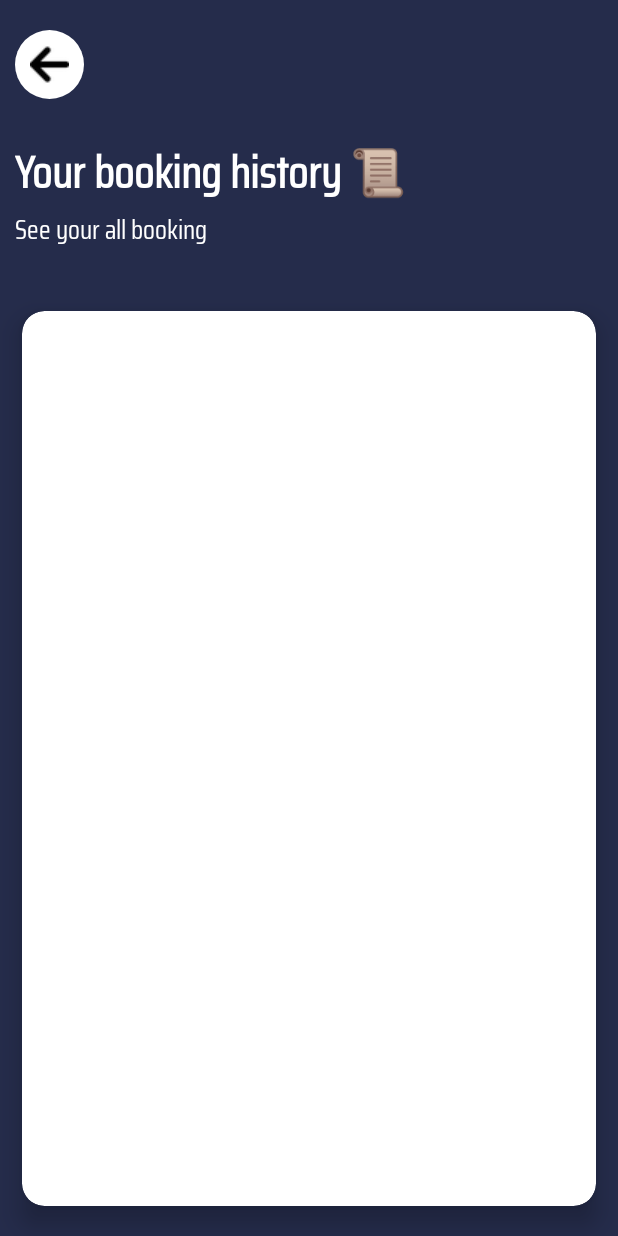
After one commit to alhasann351/Smart_Car_Parking, an Android app: the History_Activity screen opened directly, with no data from a screen before it, on a phone screen of 412 x 824 dp. The commit adds this screen. Run offline under Robolectric (Android 15) with nearby library versions, the phone set to English and light mode, and no system bars; our stand-ins replace Firebase (no records; nobody signed in at launch, a user with empty details on screens opened directly).

Commit message:
History Option added

```diff
--- a/app/src/main/AndroidManifest.xml
+++ b/app/src/main/AndroidManifest.xml
@@ -16,6 +16,9 @@
         android:supportsRtl="true"
         android:theme="@style/Theme.SmartCarParking"
         tools:targetApi="31">
+        <activity
+            android:name=".History_Activity"
+            android:exported="false" />
         <activity
             android:name=".Addmoney_Activity"
             android:exported="false" />
--- /dev/null
+++ b/app/src/main/java/com/example/smartcarparking/HistoryAdapter.java
@@ -0,0 +1,64 @@
+package com.example.smartcarparking;
+
+import android.annotation.SuppressLint;
+import android.content.Context;
+import android.view.LayoutInflater;
+import android.view.View;
+import android.view.ViewGroup;
+import android.widget.TextView;
+
+import androidx.annotation.NonNull;
+import androidx.recyclerview.widget.RecyclerView;
+
+import java.util.ArrayList;
+
+public class HistoryAdapter extends RecyclerView.Adapter<HistoryAdapter.ViewHolder> {
+
+    Context context;
+    ArrayList<HistoryModel> historyModelsArrayList;
+
+    public HistoryAdapter(Context context, ArrayList<HistoryModel> historyModelsArrayList) {
+        this.context = context;
+        this.historyModelsArrayList = historyModelsArrayList;
+    }
+
+    @NonNull
+    @Override
+    public HistoryAdapter.ViewHolder onCreateViewHolder(@NonNull ViewGroup parent, int viewType) {
+        View view = LayoutInflater.from(parent.getContext()).inflate(R.layout.history_design, parent, false);
+        return new ViewHolder(view);
+    }
+
+    @SuppressLint("SetTextI18n")
+    @Override
+    public void onBindViewHolder(@NonNull HistoryAdapter.ViewHolder holder, int position) {
+
+        HistoryModel historyModel = historyModelsArrayList.get(position);
+        holder.name.setText("Name : "+historyModel.getName());
+        holder.carNumber.setText("Car Number : "+historyModel.getCarNumber());
+        holder.rfidNumber.setText("RFID Number : "+historyModel.getRfidNumber());
+        holder.bookedTime.setText(historyModel.getBookedTime());
+        holder.payAmount.setText("Pay Amount : "+historyModel.getPayAmount());
+        holder.slot.setText("Slot : "+historyModel.getSlot());
+        //holder.slot.setText(historyModel.getType());
+    }
+
+    @Override
+    public int getItemCount() {
+        return historyModelsArrayList.size();
+    }
+
+    public class ViewHolder extends RecyclerView.ViewHolder {
+
+        TextView name, carNumber, rfidNumber, bookedTime, payAmount, slot;
+        public ViewHolder(@NonNull View itemView) {
+            super(itemView);
+            name = itemView.findViewById(R.id.name);
+            carNumber = itemView.findViewById(R.id.carNumber);
+            rfidNumber = itemView.findViewById(R.id.rfidNumber);
+            bookedTime = itemView.findViewById(R.id.bookedTime);
+            payAmount = itemView.findViewById(R.id.payAmount);
+            slot = itemView.findViewById(R.id.slot);
+        }
+    }
+}
--- /dev/null
+++ b/app/src/main/java/com/example/smartcarparking/History_Activity.java
@@ -0,0 +1,124 @@
+package com.example.smartcarparking;
+
+import androidx.activity.OnBackPressedCallback;
+import androidx.annotation.NonNull;
+import androidx.appcompat.app.AppCompatActivity;
+import androidx.cardview.widget.CardView;
+import androidx.recyclerview.widget.LinearLayoutManager;
+import androidx.recyclerview.widget.RecyclerView;
+
+import android.app.ProgressDialog;
+import android.content.Intent;
+import android.os.Bundle;
+import android.util.Log;
+import android.view.View;
+import android.widget.ImageButton;
+import android.widget.Toast;
+
+import com.google.android.gms.tasks.OnCompleteListener;
+import com.google.android.gms.tasks.Task;
+import com.google.firebase.auth.FirebaseAuth;
+import com.google.firebase.firestore.CollectionReference;
+import com.google.firebase.firestore.DocumentReference;
+import com.google.firebase.firestore.DocumentSnapshot;
+import com.google.firebase.firestore.FirebaseFirestore;
+import com.google.firebase.firestore.QuerySnapshot;
+
+import java.util.ArrayList;
+
+public class History_Activity extends AppCompatActivity {
+
+    //variable declare
+    private ImageButton backBtn;
+    private FirebaseAuth firebaseAuth;
+    private ProgressDialog progressDialog;
+    private FirebaseFirestore firebaseFirestore;
+    private RecyclerView recyclerView;
+    ArrayList<HistoryModel> historyModelArrayList;
+    HistoryAdapter historyAdapter;
+    LinearLayoutManager linearLayoutManager;
+    String userId;
+    @Override
+    protected void onCreate(Bundle savedInstanceState) {
+        super.onCreate(savedInstanceState);
+        setContentView(R.layout.activity_history);
+
+        //find id
+        backBtn = findViewById(R.id.backBtn);
+        recyclerView = findViewById(R.id.recyclerView);
+
+        firebaseAuth = FirebaseAuth.getInstance();
+        progressDialog = new ProgressDialog(this);
+        firebaseFirestore = FirebaseFirestore.getInstance();
+
+        historyModelArrayList = new ArrayList<>();
+
+        linearLayoutManager = new LinearLayoutManager(History_Activity.this);
+        linearLayoutManager.setReverseLayout(true);
+        linearLayoutManager.setStackFromEnd(true);
+        recyclerView.setLayoutManager(linearLayoutManager);
+        historyLoad();
+
+
+        //back to login page
+        backBtn.setOnClickListener(new View.OnClickListener() {
+            @Override
+            public void onClick(View v) {
+                startActivity(new Intent(History_Activity.this, Home_Activity.class));
+                finish();
+            }
+        });
+
+        // Set up the OnBackPressedCallback
+        OnBackPressedCallback callback = new OnBackPressedCallback(true) {
+            @Override
+            public void handleOnBackPressed() {
+                startActivity(new Intent(History_Activity.this, Home_Activity.class));
+                finish();
+            }
+        };
+        // Add the callback to the OnBackPressedDispatcher
+        getOnBackPressedDispatcher().addCallback(this, callback);
+    }
+
+    //history load
+    public void historyLoad(){
+        //user data show
+        userId = firebaseAuth.getCurrentUser().getUid();
+        DocumentReference documentReference = firebaseFirestore.collection("User").document(userId);
+        CollectionReference subcollectionRef = documentReference.collection("Booking_Slot");
+        progressDialog.setTitle("Please wait information loading...");
+        progressDialog.show();
+        subcollectionRef.get().addOnCompleteListener(new OnCompleteListener<QuerySnapshot>() {
+            @Override
+            public void onComplete(@NonNull Task<QuerySnapshot> task) {
+                if (task.isSuccessful()) {
+
+                    for (DocumentSnapshot document : task.getResult()) {
+                        // Access data from each document in the subcollection
+                        HistoryModel historyModel = new HistoryModel(
+                                document.getString("name"),
+                                document.getString("carNumber"),
+                                document.getString("rfidNumber"),
+                                document.getString("bookedTime"),
+                                document.getString("payAmount"),
+                                document.getString("slot")
+                                //document.getString("type")
+                        );
+                        historyModelArrayList.add(historyModel);
+                        progressDialog.cancel();
+                    }
+
+                    historyAdapter = new HistoryAdapter(History_Activity.this, historyModelArrayList);
+                    recyclerView.setAdapter(historyAdapter);
+
+                } else {
+                    progressDialog.cancel();
+                    Toast.makeText(History_Activity.this, "Error...", Toast.LENGTH_SHORT).show();
+                    Log.w("TAG", "Error getting documents", task.getException());
+                }
+
+            }
+        });
+    }
+}
--- /dev/null
+++ b/app/src/main/res/layout/activity_history.xml
@@ -0,0 +1,103 @@
+<?xml version="1.0" encoding="utf-8"?>
+<RelativeLayout xmlns:android="http://schemas.android.com/apk/res/android"
+    xmlns:app="http://schemas.android.com/apk/res-auto"
+    xmlns:tools="http://schemas.android.com/tools"
+    android:layout_width="match_parent"
+    android:layout_height="match_parent"
+    tools:context=".History_Activity"
+    android:background="@color/background">
+
+    <RelativeLayout
+        android:id="@+id/relativeLayout"
+        android:layout_width="wrap_content"
+        android:layout_height="wrap_content"
+        android:layout_marginTop="20dp"
+        android:background="@color/background">
+
+        <ImageButton
+            android:id="@+id/backBtn"
+            android:layout_width="wrap_content"
+            android:layout_height="wrap_content"
+            android:layout_gravity="center_vertical"
+            android:layout_marginLeft="10dp"
+            android:layout_marginRight="10dp"
+            android:background="@drawable/circle_colored"
+            android:padding="10dp"
+            android:src="@drawable/back_arrow"
+            android:focusable="true"
+            android:clickable="true"
+            android:foreground="?android:selectableItemBackground"/>
+
+    </RelativeLayout>
+
+    <RelativeLayout
+        android:layout_width="match_parent"
+        android:layout_height="wrap_content"
+        android:id="@+id/linearLay"
+        android:orientation="vertical"
+        android:layout_marginTop="15dp"
+        android:layout_marginBottom="10dp"
+        android:layout_below="@id/relativeLayout">
+
+        <TextView
+            android:layout_width="wrap_content"
+            android:layout_height="wrap_content"
+            android:fontFamily="@font/eng_regu"
+            android:text="Your booking history 📜"
+            android:textColor="@color/white"
+            android:textSize="30sp"
+            android:textStyle="bold"
+            android:layout_marginStart="10dp"
+            android:layout_marginTop="10dp"
+            android:id="@+id/tx"/>
+
+        <TextView
+            android:layout_width="wrap_content"
+            android:layout_height="wrap_content"
+            android:fontFamily="@font/eng_regu"
+            android:text="See your all booking"
+            android:textColor="@color/white"
+            android:textSize="18sp"
+            android:layout_below="@id/tx"
+            android:layout_marginStart="10dp"/>
+
+    </RelativeLayout>
+
+    <RelativeLayout
+        android:layout_width="match_parent"
+        android:layout_height="match_parent"
+        android:layout_marginTop="10dp"
+        android:layout_below="@id/linearLay"
+        android:id="@+id/re"
+        >
+
+        <androidx.cardview.widget.CardView
+            android:layout_width="match_parent"
+            android:layout_height="match_parent"
+            android:foreground="?android:selectableItemBackground"
+            android:id="@+id/card"
+            app:cardCornerRadius="15dp"
+            app:cardElevation="10dp"
+            app:cardUseCompatPadding="true"
+            app:cardBackgroundColor="@color/white"
+            >
+
+            <LinearLayout
+                android:layout_width="match_parent"
+                android:layout_height="match_parent"
+                android:orientation="vertical"
+                android:padding="10dp"
+                >
+
+                <androidx.recyclerview.widget.RecyclerView
+                    android:layout_width="match_parent"
+                    android:layout_height="match_parent"
+                    android:id="@+id/recyclerView"/>
+
+            </LinearLayout>
+
+        </androidx.cardview.widget.CardView>
+
+    </RelativeLayout>
+
+</RelativeLayout>
```
Also changed, not shown: app/src/main/java/com/example/smartcarparking/HistoryModel.java (added, +67 -0 lines), app/src/main/java/com/example/smartcarparking/Home_Activity.java (+11 -1 lines), app/src/main/res/layout/activity_home.xml (+13 -14 lines), app/src/main/res/layout/history_design.xml (added, +113 -0 lines), app/src/main/res/drawable/history.png (added).
